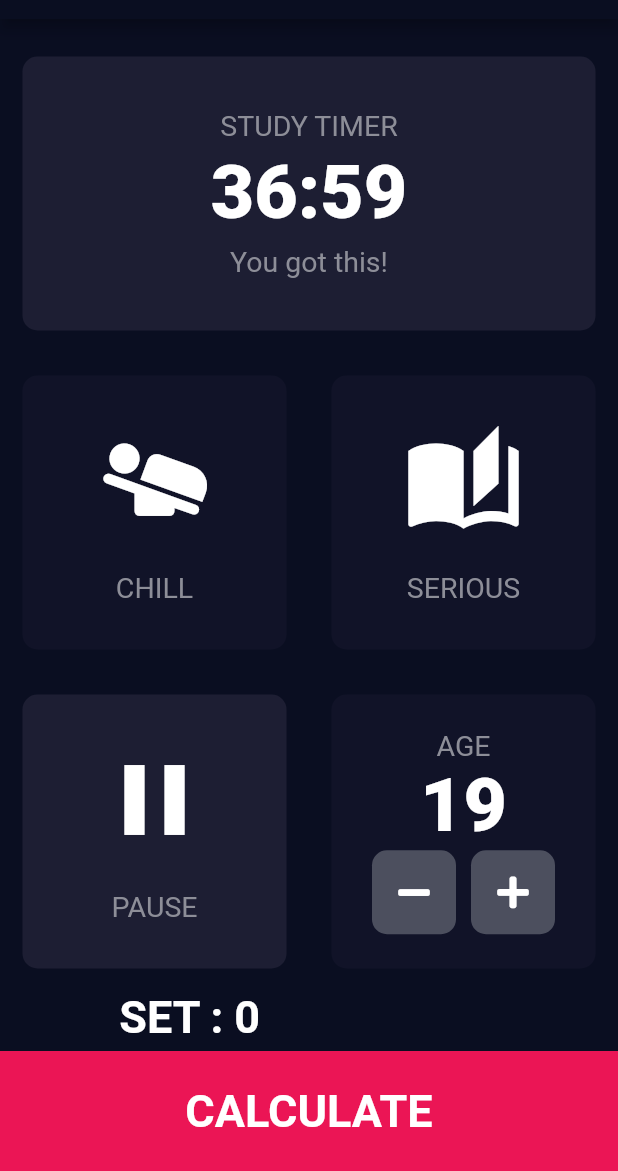
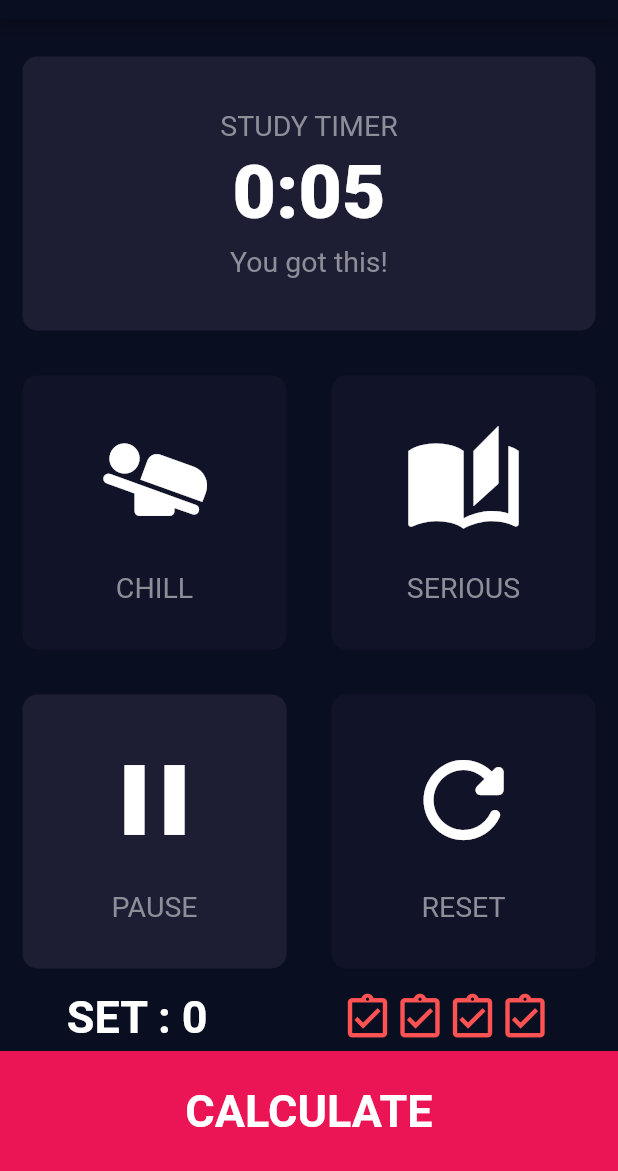
Before and after one commit to ShourryaGuha/animedoro, a Flutter app: the screen it shows after launch, after a tap on "START", on a phone screen of 412 x 824 dp, the part 65-1236 px from its top. Run offline on Flutter 3.47's test engine with Material 2 defaults, Android fonts, the phone set to English and light mode, and no system bars; our stand-ins replace audioplayers.

Commit message:
Added play sound feature, implemented reset, anime break, long break at the end of one set, timer display message update

```diff
--- a/lib/Screens/input_page.dart
+++ b/lib/Screens/input_page.dart
@@ -1,14 +1,12 @@
 import 'dart:async';
 import 'Results.dart';
-import 'package:font_awesome_flutter/font_awesome_flutter.dart';
 import 'package:flutter/material.dart';
 import '../widgets/icon_content.dart';
 import '../widgets/reusable_card.dart';
 import '../utils/constants.dart';
-import 'package:simple_timer/simple_timer.dart';
 import 'package:bmi_calculator/widgets/progress.dart';
 import 'package:bmi_calculator/enum.dart';
-import 'package:bmi_calculator/widgets/custom_button.dart';
+import 'package:audioplayers/audio_cache.dart';
 
 const double TAB_HEIGHT = 80.0;
 
@@ -23,25 +21,34 @@ class InputPage extends StatefulWidget {
 }
 
 class _InputPageState extends State<InputPage> {
+  //TODO: implemet mode selection, 60min and 37min
   Mode selectedMode = null;
-  int height = 180;
-  int weight = 74;
-  int age = 19;
 
+  final player = AudioCache();
   int remainingTime = kSTUDY_TIME;
   String startBtnText = btnTextStart;
-  AnimedoroStatus status = AnimedoroStatus.paused;
+  static AnimedoroStatus status = AnimedoroStatus.paused;
   Timer _timer;
   int setNum = 0;
   int pomodoroNum = 0;
   Icon_fill _timerBtnIcon =
       Icon_fill(icon: Icons.play_arrow_rounded, text: btnTextStart);
-  Color testColor = kINACTIVE_CARD_COLOR;
+  Icon_fill _resetBtnIcon =
+      Icon_fill(icon: Icons.refresh_rounded, text: btnTextReset);
+
+  Color playBtnColor = kINACTIVE_CARD_COLOR;
+  Color resetBtnColor = kINACTIVE_CARD_COLOR;
 
   @override
   void dispose() {
     _cancelTimer();
     super.dispose();
+  }
+
+  @override
+  void initState() {
+    super.initState();
+    player.load('bell.mp3');
   }
 
   @override
@@ -141,68 +148,47 @@ class _InputPageState extends State<InputPage> {
                   //SERIOUS
                   child: ReusableCard(
                     cardChild: _timerBtnIcon,
-                    colour: testColor,
-                    // onPress: () {
-                    //   setState(() {
-                    //     testColor = kACTIVE_CARD_COLOR;
-                    //   });
-                    // }
+                    colour: playBtnColor,
                     ///WIERD problem, if I put this in a function it starts running automatically but putting the function's body directly in onPress solves the problem
                     onPress: () {
+                      print('Main btn pressed');
                       switch (status) {
                         case AnimedoroStatus.paused:
                           _animedoroCountdown();
                           break;
                         case AnimedoroStatus.running:
-                          _animedoroPause();
+                          _animedoroPause(
+                              displayIcon: Icons.play_arrow_rounded);
                           break;
-                        case AnimedoroStatus.anime:
-                          // TODO: Handle this case.
+                        case AnimedoroStatus.animeRunning:
+                          _animedoroPauseAnimeBreak();
+                          break;
+                        case AnimedoroStatus.animePaused:
+                          _animedoroAnimeCountdown();
                           break;
                         case AnimedoroStatus.finished:
-                          // TODO: Handle this case.
+                          setNum++;
+                          _animedoroCountdown();
+                          break;
+                        case AnimedoroStatus.longBreak:
+                          _animedoroPauseLongBreak();
+                          break;
+                        case AnimedoroStatus.pauseLongBreak:
+                          _animedoroLongBreakCountdown();
                           break;
                       }
                     },
                   ),
                 ),
                 Expanded(
+                  //SERIOUS
                   child: ReusableCard(
-                    colour: kINACTIVE_CARD_COLOR,
-                    cardChild: Column(
-                      mainAxisAlignment: MainAxisAlignment.center,
-                      children: [
-                        Text(
-                          'AGE',
-                          style: kLABEL_TEXT_STYLE,
-                        ),
-                        Text(
-                          age.toString(),
-                          style: kNUMBER_STYLE,
-                        ),
-                        Row(
-                          mainAxisAlignment: MainAxisAlignment.center,
-                          children: [
-                            RoundIconButton(
-                                icon_child: FontAwesomeIcons.minus,
-                                onPressed: () {
-                                  setState(() {
-                                    age--;
-                                  });
-                                }),
-                            SizedBox(width: 10),
-                            RoundIconButton(
-                                icon_child: FontAwesomeIcons.plus,
-                                onPressed: () {
-                                  setState(() {
-                                    age++;
-                                  });
-                                }),
-                          ],
-                        ),
-                      ],
-                    ),
-                  ),
+                      cardChild: _resetBtnIcon,
+                      colour: resetBtnColor,
+                      onPress: () {
+                        _animedoroReset();
+                        _playSound();
+                      }),
                 ),
               ],
             ),
@@ -218,7 +204,7 @@ class _InputPageState extends State<InputPage> {
                 style: kRESULT_STYLE,
               ),
               Progress(
-                total: pomodoroNum,
+                total: kPOMODORO_PER_sET,
                 done: pomodoroNum - (setNum * kPOMODORO_PER_sET),
               ),
             ],
@@ -250,6 +236,147 @@ class _InputPageState extends State<InputPage> {
     );
   }
 
+
+  _animedoroReset() {
+    pomodoroNum = 0;
+    setNum = 0;
+    _cancelTimer();
+    _animedoroStop();
+  }
+
+  _animedoroStop() {
+    status = AnimedoroStatus.paused;
+    setState(() {
+      resetBtnColor = kACTIVE_CARD_COLOR;
+      _timerBtnIcon =
+          Icon_fill(icon: Icons.play_arrow_rounded, text: btnTextStart);
+      remainingTime = kSTUDY_TIME;
+    });
+  }
+
+  ///Universal Pause function used for study time pause, anime break time pause, long break time pause.
+  _animedoroPause({@required IconData displayIcon, AnimedoroStatus currentStatus}) {
+
+    //if currentStatus not passed then status by default = study time pause
+    currentStatus == null ? status = AnimedoroStatus.paused : status = currentStatus;
+    _cancelTimer();
+    setState(() {
+      if (resetBtnColor != kINACTIVE_CARD_COLOR)
+        resetBtnColor = kINACTIVE_CARD_COLOR;
+      playBtnColor = kACTIVE_CARD_COLOR;
+      _timerBtnIcon = Icon_fill(icon: displayIcon, text: btnTextResume);
+    });
+  }
+
+  _animedoroPauseAnimeBreak() {
+    status = AnimedoroStatus.animePaused;
+    _animedoroPause(displayIcon: Icons.tv_rounded, currentStatus: status);
+  }
+
+  _animedoroPauseLongBreak() {
+    status = AnimedoroStatus.pauseLongBreak;
+    _animedoroPause(displayIcon: Icons.play_arrow_rounded, currentStatus: status);
+  }
+
+  _animedoroCountdown() {
+    setState(() {
+      if (resetBtnColor != kINACTIVE_CARD_COLOR)
+        resetBtnColor = kINACTIVE_CARD_COLOR;
+      playBtnColor = kACTIVE_CARD_COLOR;
+      _timerBtnIcon = Icon_fill(icon: Icons.pause, text: btnTextPause);
+    });
+
+    status = AnimedoroStatus.running;
+
+    _cancelTimer();
+
+    _timer = Timer.periodic(Duration(seconds: 1), (timer) {
+      if (remainingTime > 0) {
+        setState(() {
+          remainingTime--;
+        });
+      } else {
+        _playSound();
+        pomodoroNum++;
+        _cancelTimer();
+        if (pomodoroNum % kPOMODORO_PER_sET == 0) {   //pomodoroNum should be multiples of pomodoroperSet, 8 pomodoroNum = 2 sets done, 12 pom = 3 sets....
+          status = AnimedoroStatus.pauseLongBreak;
+          setState(() {
+            remainingTime = kLONG_BREAK_TIME;
+            _timerBtnIcon = Icon_fill(
+                icon: Icons.play_arrow_rounded, text: btnTextLongBreak);
+          });
+        } else {
+          status = AnimedoroStatus.animePaused;
+          setState(() {
+            remainingTime = kANIME_TIME;
+            _timerBtnIcon =
+                Icon_fill(icon: Icons.tv_rounded, text: btnTextAnime);
+          });
+        }
+      }
+    });
+  }
+
+  _animedoroAnimeCountdown() {
+    status = AnimedoroStatus.animeRunning;
+    _cancelTimer();
+    setState(() {
+      _timerBtnIcon = Icon_fill(icon: Icons.tv_off_rounded, text: btnTextAnime);
+    });
+    _timer = Timer.periodic(Duration(seconds: 1), (timer) {
+      if (remainingTime > 0) {
+        setState(() {
+          remainingTime--;
+        });
+      } else {
+        _playSound();
+        _cancelTimer();
+        remainingTime = kSTUDY_TIME;
+        status = AnimedoroStatus.paused;
+        setState(() {
+          _timerBtnIcon =
+              Icon_fill(icon: Icons.play_arrow_rounded, text: btnTextStart);
+        });
+      }
+    });
+  }
+
+  _animedoroLongBreakCountdown() {
+    status = AnimedoroStatus.longBreak;
+    _cancelTimer();
+    setState(() {
+      _timerBtnIcon = Icon_fill(icon: Icons.pause, text: btnTextLongBreak);
+    });
+    _timer = Timer.periodic(Duration(seconds: 1), (timer) {
+      if (remainingTime > 0) {
+        setState(() {
+          remainingTime--;
+        });
+      } else {
+        _playSound();
+        _cancelTimer();
+        remainingTime = kSTUDY_TIME;
+        status = AnimedoroStatus.finished;
+        setState(() {
+          _timerBtnIcon =
+              Icon_fill(icon: Icons.play_arrow_rounded, text: btnTextStart);
+        });
+      }
+    });
+  }
+
+  _playSound() {
+    // print('play sound');
+    player.play('bell.mp3');
+  }
+
+  void _cancelTimer() {
+    if (_timer != null) {
+      _timer.cancel();
+    }
+  }
+
   String secondsToFormattedTime(int seconds) {
     int minutes = seconds ~/ 60;
     int remainingSeconds = seconds % 60;
@@ -263,68 +390,4 @@ class _InputPageState extends State<InputPage> {
     return '$minutes:$remainingSecondsFormatted';
   }
 
-  // _mainBtnPressed() {
-  //   switch(status) {
-  //     case AnimedoroStatus.paused:
-  //       _animedoroCountdown();
-  //       break;
-  //     case AnimedoroStatus.running:
-  //       // TODO: Handle this case.
-  //       break;
-  //     case AnimedoroStatus.anime:
-  //       // TODO: Handle this case.
-  //       break;
-  //     case AnimedoroStatus.finished:
-  //       // TODO: Handle this case.
-  //       break;
-  //   }
-  // }
-
-  _animedoroPause() {
-    status = AnimedoroStatus.paused;
-    _cancelTimer();
-    setState(() {
-      testColor = kACTIVE_CARD_COLOR;
-      _timerBtnIcon = Icon_fill(icon: Icons.play_arrow_rounded, text: btnTextResume);
-    });
-  }
-
-  _animedoroCountdown() {
-    setState(() {
-      testColor = kACTIVE_CARD_COLOR;
-      _timerBtnIcon = Icon_fill(icon: Icons.pause, text: btnTextPause);
-    });
-
-    status = AnimedoroStatus.running;
-
-    _cancelTimer();
-
-    _timer = Timer.periodic(Duration(seconds: 1), (timer) {
-      if (remainingTime > 0) {
-        setState(() {
-          remainingTime--;
-        });
-      } else {
-        //TODO: PLAY SOUND ANIME RELATED
-        pomodoroNum++;
-        _cancelTimer();
-        if (pomodoroNum == kPOMODORO_PER_sET) {
-          print('4 sets done');
-        } else {
-          status = AnimedoroStatus.anime;
-          setState(() {
-            remainingTime = kANIME_TIME;
-            _timerBtnIcon =
-                Icon_fill(icon: Icons.tv_rounded, text: btnTextAnime);
-          });
-        }
-      }
-    });
-  }
-
-  void _cancelTimer() {
-    if (_timer != null) {
-      _timer.cancel();
-    }
-  }
 }
--- a/lib/enum.dart
+++ b/lib/enum.dart
@@ -1,6 +1,9 @@
 enum AnimedoroStatus {
   running,
   paused,
-  anime,
+  animeRunning,
+  longBreak,
+  pauseLongBreak,
+  animePaused,
   finished
 }
--- a/lib/main.dart
+++ b/lib/main.dart
@@ -1,9 +1,9 @@
 import 'package:flutter/material.dart';
 import 'Screens/input_page.dart';
 
-void main() => runApp(BMICalculator());
+void main() => runApp(Animedoro());
 
-class BMICalculator extends StatelessWidget {
+class Animedoro extends StatelessWidget {
   @override
   Widget build(BuildContext context) {
     return MaterialApp(
--- a/lib/utils/constants.dart
+++ b/lib/utils/constants.dart
@@ -17,12 +17,21 @@ const kRESULT_STYLE = TextStyle(
   fontWeight: FontWeight.w600,
 );
 
-const int kSTUDY_TIME = 37*60;
-const int kANIME_TIME = 23*60;
+// const int kSTUDY_TIME = 37*60;
+// const int kANIME_TIME = 23*60;
+// const int kLONG_BREAK_TIME = 40*60;
+// const int kPOMODORO_PER_sET = 4;
+
+const int kSTUDY_TIME = 6;
+const int kANIME_TIME = 4;
+const int kLONG_BREAK_TIME = 5;
 const int kPOMODORO_PER_sET = 4;
 
 const Map<AnimedoroStatus, String> message = {
-  AnimedoroStatus.anime : 'Anime Time!',
+  AnimedoroStatus.animeRunning : 'Anime Time!',
+  AnimedoroStatus.animePaused : 'Start anime!',
+  AnimedoroStatus.longBreak : 'Just relax',
+  AnimedoroStatus.pauseLongBreak : 'Just relax',
   AnimedoroStatus.finished : 'Congrats!',
   AnimedoroStatus.paused : 'Ready to Start?',
   AnimedoroStatus.running : 'You got this!',
@@ -32,4 +41,5 @@ const btnTextStart = 'START';
 const btnTextResume = 'RESUME';
 const btnTextPause = 'PAUSE';
 const btnTextAnime = 'BREAK';
+const btnTextLongBreak = 'RELAX';
 const btnTextReset = 'RESET';
--- a/pubspec.yaml
+++ b/pubspec.yaml
@@ -9,6 +9,7 @@ environment:
 dependencies:
   simple_timer: ^2.0.0
   font_awesome_flutter: ^9.0.0
+  audioplayers: ^0.18.3
   flutter:
     sdk: flutter
 
@@ -20,3 +21,5 @@ dev_dependencies:
 
 flutter:
   uses-material-design: true
+  assets:
+    - assets/
```
Also changed, not shown: pubspec.lock, 1 other file.
